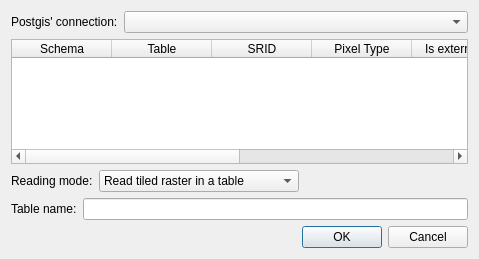
First picture: the form in ui/DlgAddRasterLayer.ui, repository raiken2/wktrasterplugin, before the edit.
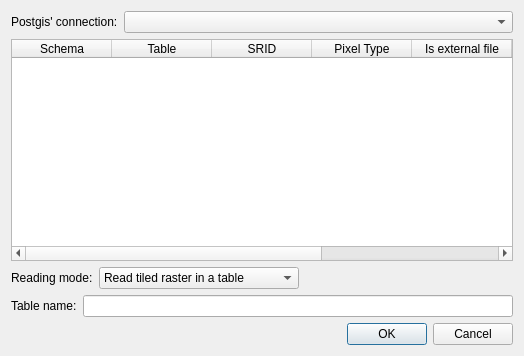
Second picture: the form after the edit.

```diff
--- a/ui/DlgAddRasterLayer.ui
+++ b/ui/DlgAddRasterLayer.ui
@@ -6,8 +6,8 @@
    <rect>
     <x>0</x>
     <y>0</y>
-    <width>479</width>
-    <height>259</height>
+    <width>524</width>
+    <height>356</height>
    </rect>
   </property>
   <property name="windowTitle">
```
